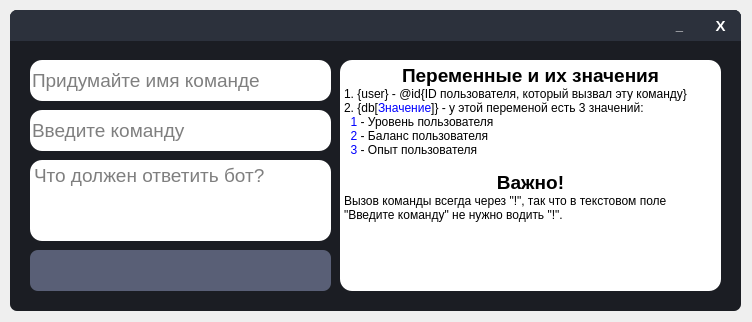
This is VK_Bot/Main_Window/Settings_Window/User_Command_Widnow/user_command_window.ui in otaboyevsardorbek1/VK-Bot-ru as Qt 5 draws it before an edit. The edited form follows.
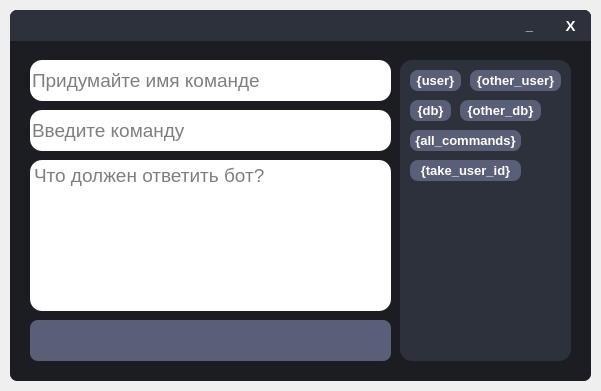
This is the edited form.

The edit to the form file:
```diff
--- a/VK_Bot/Main_Window/Settings_Window/User_Command_Widnow/user_command_window.ui
+++ b/VK_Bot/Main_Window/Settings_Window/User_Command_Widnow/user_command_window.ui
@@ -6,8 +6,8 @@
    <rect>
     <x>0</x>
     <y>0</y>
-    <width>752</width>
-    <height>322</height>
+    <width>601</width>
+    <height>391</height>
    </rect>
   </property>
   <property name="windowTitle">
@@ -18,8 +18,8 @@
     <rect>
      <x>10</x>
      <y>10</y>
-     <width>731</width>
-     <height>301</height>
+     <width>581</width>
+     <height>371</height>
     </rect>
    </property>
    <property name="font">
@@ -44,6 +44,62 @@
 QTextEdit{
 	background-color: white;
 	border-radius: 12px;
+}
+
+QScrollBar:vertical{
+	border: none;
+    background: #595F76;
+    width: 15px;
+    margin: 15px 0 15px 0;
+	border-radius: 0px;
+ }
+
+QScrollBar::handle:vertical{	
+	background-color: #494E61;
+	min-height: 30px;
+}
+QScrollBar::handle:vertical:hover{	
+	background-color: #D5006A;
+}
+QScrollBar::handle:vertical:pressed{	
+	background-color: #B9005C;
+}
+
+QScrollBar::sub-line:vertical{
+	border: none;
+	background-color: #3A3F50;
+	height: 15px;
+	border-top-right-radius: 7px;
+	subcontrol-position: top;
+	subcontrol-origin: margin;
+}
+QScrollBar::sub-line:vertical:hover{	
+	background-color: #D5006A;
+}
+QScrollBar::sub-line:vertical:pressed{	
+	background-color: #B9005C;
+}
+
+QScrollBar::add-line:vertical{
+	border: none;
+	background-color: #3A3F50;
+	height: 15px;
+	border-bottom-right-radius: 7px;
+	subcontrol-position: bottom;
+	subcontrol-origin: margin;
+}
+QScrollBar::add-line:vertical:hover{	
+	background-color: #D5006A;
+}
+QScrollBar::add-line:vertical:pressed{	
+	background-color: #B9005C;
+}
+
+QScrollBar::up-arrow:vertical, QScrollBar::down-arrow:vertical{
+	background: none;
+}
+QScrollBar::add-page:vertical, QScrollBar::sub-page:vertical{
+	background: none;
 }</string>
    </property>
    <property name="frameShape">
@@ -57,7 +113,7 @@
      <rect>
       <x>0</x>
       <y>0</y>
-      <width>731</width>
+      <width>581</width>
       <height>31</height>
      </rect>
     </property>
@@ -77,7 +133,7 @@
     <widget class="QPushButton" name="CloseWindowButton">
      <property name="geometry">
       <rect>
-       <x>690</x>
+       <x>540</x>
        <y>0</y>
        <width>41</width>
        <height>31</height>
@@ -116,7 +172,7 @@
     <widget class="QPushButton" name="MinimizeWindowButton">
      <property name="geometry">
       <rect>
-       <x>649</x>
+       <x>499</x>
        <y>0</y>
        <width>41</width>
        <height>31</height>
@@ -161,7 +217,7 @@
      <rect>
       <x>20</x>
       <y>50</y>
-      <width>301</width>
+      <width>361</width>
       <height>41</height>
      </rect>
     </property>
@@ -184,7 +240,7 @@
      <rect>
       <x>20</x>
       <y>100</y>
-      <width>301</width>
+      <width>361</width>
       <height>41</height>
      </rect>
     </property>
@@ -207,8 +263,8 @@
      <rect>
       <x>20</x>
       <y>150</y>
-      <width>301</width>
-      <height>81</height>
+      <width>361</width>
+      <height>151</height>
      </rect>
     </property>
     <property name="font">
@@ -217,54 +273,24 @@
       <weight>50</weight>
       <bold>false</bold>
      </font>
-    </property>
-    <property name="placeholderText">
-     <string>Что должен ответить бот?</string>
-    </property>
-   </widget>
-   <widget class="QTextEdit" name="TextEdit">
-    <property name="geometry">
-     <rect>
-      <x>330</x>
-      <y>50</y>
-      <width>381</width>
-      <height>231</height>
-     </rect>
-    </property>
-    <property name="lineWrapMode">
-     <enum>QTextEdit::WidgetWidth</enum>
-    </property>
-    <property name="readOnly">
-     <bool>true</bool>
     </property>
     <property name="html">
      <string>&lt;!DOCTYPE HTML PUBLIC &quot;-//W3C//DTD HTML 4.0//EN&quot; &quot;http://www.w3.org/TR/REC-html40/strict.dtd&quot;&gt;
 &lt;html&gt;&lt;head&gt;&lt;meta name=&quot;qrichtext&quot; content=&quot;1&quot; /&gt;&lt;style type=&quot;text/css&quot;&gt;
 p, li { white-space: pre-wrap; }
-&lt;/style&gt;&lt;/head&gt;&lt;body style=&quot; font-family:'MS Shell Dlg 2'; font-size:8.25pt; font-weight:400; font-style:normal;&quot;&gt;
-&lt;p align=&quot;center&quot; style=&quot; margin-top:0px; margin-bottom:0px; margin-left:0px; margin-right:0px; -qt-block-indent:0; text-indent:0px;&quot;&gt;&lt;span style=&quot; font-size:14pt; font-weight:600;&quot;&gt;Переменные и их значения&lt;/span&gt;&lt;/p&gt;
-&lt;p style=&quot; margin-top:0px; margin-bottom:0px; margin-left:0px; margin-right:0px; -qt-block-indent:0; text-indent:0px;&quot;&gt;&lt;span style=&quot; font-size:9pt;&quot;&gt;1. {user} - @id{ID пользователя, который вызвал эту команду}&lt;/span&gt;&lt;/p&gt;
-&lt;p style=&quot; margin-top:0px; margin-bottom:0px; margin-left:0px; margin-right:0px; -qt-block-indent:0; text-indent:0px;&quot;&gt;&lt;span style=&quot; font-size:9pt;&quot;&gt;2. {db[&lt;/span&gt;&lt;span style=&quot; font-size:9pt; color:#0000ff;&quot;&gt;Значение&lt;/span&gt;&lt;span style=&quot; font-size:9pt;&quot;&gt;]} - у этой переменой есть 3&lt;/span&gt;&lt;span style=&quot; font-size:9pt; color:#000000;&quot;&gt; значений&lt;/span&gt;&lt;span style=&quot; font-size:9pt;&quot;&gt;:&lt;/span&gt;&lt;/p&gt;
-&lt;p style=&quot; margin-top:0px; margin-bottom:0px; margin-left:0px; margin-right:0px; -qt-block-indent:0; text-indent:0px;&quot;&gt;&lt;span style=&quot; font-size:9pt;&quot;&gt;  &lt;/span&gt;&lt;span style=&quot; font-size:9pt; color:#0000ff;&quot;&gt;1&lt;/span&gt;&lt;span style=&quot; font-size:9pt;&quot;&gt; - Уровень пользователя&lt;/span&gt;&lt;/p&gt;
-&lt;p style=&quot; margin-top:0px; margin-bottom:0px; margin-left:0px; margin-right:0px; -qt-block-indent:0; text-indent:0px;&quot;&gt;&lt;span style=&quot; font-size:9pt;&quot;&gt;  &lt;/span&gt;&lt;span style=&quot; font-size:9pt; color:#0000ff;&quot;&gt;2&lt;/span&gt;&lt;span style=&quot; font-size:9pt;&quot;&gt; - Баланс пользователя&lt;/span&gt;&lt;/p&gt;
-&lt;p style=&quot; margin-top:0px; margin-bottom:0px; margin-left:0px; margin-right:0px; -qt-block-indent:0; text-indent:0px;&quot;&gt;&lt;span style=&quot; font-size:9pt;&quot;&gt;  &lt;/span&gt;&lt;span style=&quot; font-size:9pt; color:#0000ff;&quot;&gt;3&lt;/span&gt;&lt;span style=&quot; font-size:9pt;&quot;&gt; - Опыт пользователя&lt;/span&gt;&lt;/p&gt;
-&lt;p style=&quot;-qt-paragraph-type:empty; margin-top:0px; margin-bottom:0px; margin-left:0px; margin-right:0px; -qt-block-indent:0; text-indent:0px; font-size:9pt;&quot;&gt;&lt;br /&gt;&lt;/p&gt;
-&lt;p align=&quot;center&quot; style=&quot; margin-top:0px; margin-bottom:0px; margin-left:0px; margin-right:0px; -qt-block-indent:0; text-indent:0px;&quot;&gt;&lt;span style=&quot; font-size:14pt; font-weight:600;&quot;&gt;Важно!&lt;/span&gt;&lt;/p&gt;
-&lt;p style=&quot; margin-top:0px; margin-bottom:0px; margin-left:0px; margin-right:0px; -qt-block-indent:0; text-indent:0px;&quot;&gt;&lt;span style=&quot; font-size:9pt;&quot;&gt;Вызов команды всегда через &amp;quot;!&amp;quot;, так что в текстовом поле &amp;quot;Введите команду&amp;quot; не нужно водить &amp;quot;!&amp;quot;.&lt;/span&gt;&lt;/p&gt;&lt;/body&gt;&lt;/html&gt;</string>
+&lt;/style&gt;&lt;/head&gt;&lt;body style=&quot; font-family:'MS Shell Dlg 2'; font-size:14pt; font-weight:400; font-style:normal;&quot;&gt;
+&lt;p style=&quot;-qt-paragraph-type:empty; margin-top:0px; margin-bottom:0px; margin-left:0px; margin-right:0px; -qt-block-indent:0; text-indent:0px;&quot;&gt;&lt;br /&gt;&lt;/p&gt;&lt;/body&gt;&lt;/html&gt;</string>
     </property>
-    <property name="overwriteMode">
-     <bool>false</bool>
-    </property>
-    <property name="acceptRichText">
-     <bool>true</bool>
+    <property name="placeholderText">
+     <string>Что должен ответить бот?</string>
     </property>
    </widget>
    <widget class="QPushButton" name="UserCommandButton">
     <property name="geometry">
      <rect>
       <x>20</x>
-      <y>240</y>
-      <width>301</width>
+      <y>310</y>
+      <width>361</width>
       <height>41</height>
      </rect>
     </property>
@@ -297,6 +323,180 @@
      <string/>
     </property>
    </widget>
+   <widget class="QFrame" name="Variable">
+    <property name="geometry">
+     <rect>
+      <x>390</x>
+      <y>50</y>
+      <width>171</width>
+      <height>301</height>
+     </rect>
+    </property>
+    <property name="styleSheet">
+     <string notr="true">QFrame{
+	border-radius: 12px;
+	background-color: #2C313C;
+}
+
+QPushButton{
+	color: white;
+	border-radius: 8px;
+	background-color: #595F76;
+}
+
+QPushButton:hover{
+	background-color: #50566E;
+}
+
+QPushButton:pressed{
+	background-color: #434965;
+}</string>
+    </property>
+    <property name="frameShape">
+     <enum>QFrame::StyledPanel</enum>
+    </property>
+    <property name="frameShadow">
+     <enum>QFrame::Raised</enum>
+    </property>
+    <widget class="QPushButton" name="AllCommandsVariableButton">
+     <property name="geometry">
+      <rect>
+       <x>10</x>
+       <y>70</y>
+       <width>111</width>
+       <height>21</height>
+      </rect>
+     </property>
+     <property name="font">
+      <font>
+       <pointsize>10</pointsize>
+       <weight>75</weight>
+       <bold>true</bold>
+      </font>
+     </property>
+     <property name="cursor">
+      <cursorShape>PointingHandCursor</cursorShape>
+     </property>
+     <property name="text">
+      <string>{all_commands}</string>
+     </property>
+    </widget>
+    <widget class="QPushButton" name="DBVariableButton">
+     <property name="geometry">
+      <rect>
+       <x>10</x>
+       <y>40</y>
+       <width>41</width>
+       <height>21</height>
+      </rect>
+     </property>
+     <property name="font">
+      <font>
+       <pointsize>10</pointsize>
+       <weight>75</weight>
+       <bold>true</bold>
+      </font>
+     </property>
+     <property name="cursor">
+      <cursorShape>PointingHandCursor</cursorShape>
+     </property>
+     <property name="text">
+      <string>{db}</string>
+     </property>
+    </widget>
+    <widget class="QPushButton" name="UserVariableButton">
+     <property name="geometry">
+      <rect>
+       <x>10</x>
+       <y>10</y>
+       <width>51</width>
+       <height>21</height>
+      </rect>
+     </property>
+     <property name="font">
+      <font>
+       <pointsize>10</pointsize>
+       <weight>75</weight>
+       <bold>true</bold>
+      </font>
+     </property>
+     <property name="cursor">
+      <cursorShape>PointingHandCursor</cursorShape>
+     </property>
+     <property name="text">
+      <string>{user}</string>
+     </property>
+    </widget>
+    <widget class="QPushButton" name="OtherUserVariable">
+     <property name="geometry">
+      <rect>
+       <x>70</x>
+       <y>10</y>
+       <width>91</width>
+       <height>21</height>
+      </rect>
+     </property>
+     <property name="font">
+      <font>
+       <pointsize>10</pointsize>
+       <weight>75</weight>
+       <bold>true</bold>
+      </font>
+     </property>
+     <property name="cursor">
+      <cursorShape>PointingHandCursor</cursorShape>
+     </property>
+     <property name="text">
+      <string>{other_user}</string>
+     </property>
+    </widget>
+    <widget class="QPushButton" name="OtherDBVariableButton">
+     <property name="geometry">
+      <rect>
+       <x>60</x>
+       <y>40</y>
+       <width>81</width>
+       <height>21</height>
+      </rect>
+     </property>
+     <property name="font">
+      <font>
+       <pointsize>10</pointsize>
+       <weight>75</weight>
+       <bold>true</bold>
+      </font>
+     </property>
+     <property name="cursor">
+      <cursorShape>PointingHandCursor</cursorShape>
+     </property>
+     <property name="text">
+      <string>{other_db}</string>
+     </property>
+    </widget>
+    <widget class="QPushButton" name="TakeUserIDVariableButton">
+     <property name="geometry">
+      <rect>
+       <x>10</x>
+       <y>100</y>
+       <width>111</width>
+       <height>21</height>
+      </rect>
+     </property>
+     <property name="font">
+      <font>
+       <pointsize>10</pointsize>
+       <weight>75</weight>
+       <bold>true</bold>
+      </font>
+     </property>
+     <property name="cursor">
+      <cursorShape>PointingHandCursor</cursorShape>
+     </property>
+     <property name="text">
+      <string>{take_user_id}</string>
+     </property>
+    </widget>
+   </widget>
   </widget>
  </widget>
  <resources/>
```
